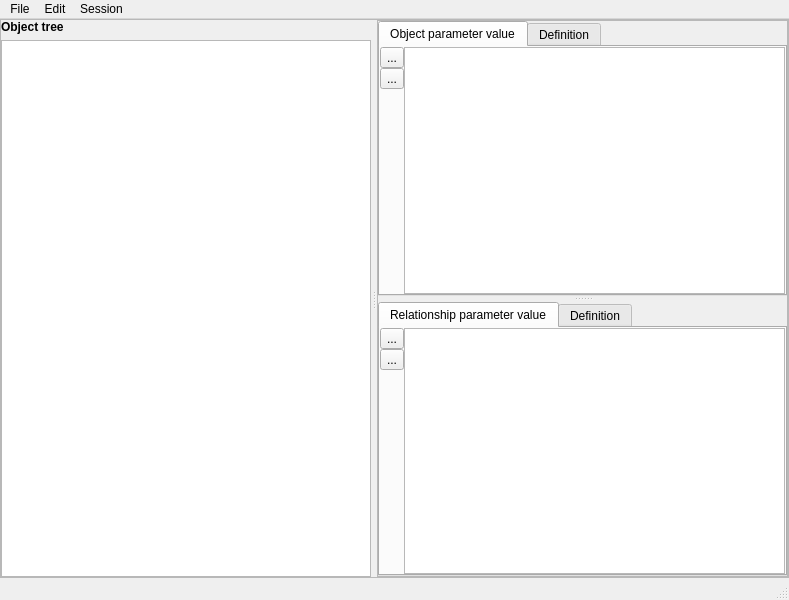
Qt form spinetoolbox/ui/tree_view_form.ui (spine-tools/Spine-Toolbox) before a commit.
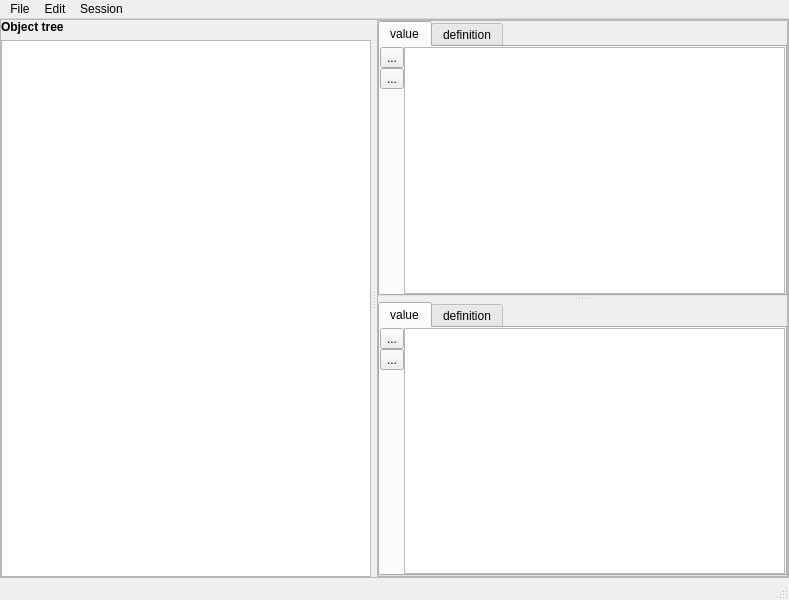
The same form after that commit. Icons and pictures are not drawn. Custom widgets are drawn as their Qt base class.

Commit message: Issue #46 updated: minor ui improvements, add action to hide parameter panes.

What changed in the file:
```diff
--- a/spinetoolbox/ui/tree_view_form.ui
+++ b/spinetoolbox/ui/tree_view_form.ui
@@ -151,7 +151,7 @@
               <normaloff>:/icons/object_parameter_icon.png</normaloff>:/icons/object_parameter_icon.png</iconset>
             </attribute>
             <attribute name="title">
-             <string>Object parameter value</string>
+             <string>value</string>
             </attribute>
             <layout class="QVBoxLayout" name="verticalLayout_4">
              <property name="spacing">
@@ -275,7 +275,7 @@
            </widget>
            <widget class="QWidget" name="tab_object_parameter">
             <attribute name="title">
-             <string>Definition</string>
+             <string>definition</string>
             </attribute>
             <layout class="QVBoxLayout" name="verticalLayout_6">
              <property name="spacing">
@@ -372,6 +372,9 @@
            </widget>
           </widget>
           <widget class="QTabWidget" name="tabWidget_relationship">
+           <property name="enabled">
+            <bool>true</bool>
+           </property>
            <property name="sizePolicy">
             <sizepolicy hsizetype="Expanding" vsizetype="Expanding">
              <horstretch>2</horstretch>
@@ -393,13 +396,16 @@
            <property name="currentIndex">
             <number>0</number>
            </property>
+           <property name="usesScrollButtons">
+            <bool>true</bool>
+           </property>
            <widget class="QWidget" name="tab_relationship_parameter_value">
             <attribute name="icon">
              <iconset resource="resources/resources_icons.qrc">
               <normaloff>:/icons/relationship_parameter_icon.png</normaloff>:/icons/relationship_parameter_icon.png</iconset>
             </attribute>
             <attribute name="title">
-             <string>Relationship parameter value</string>
+             <string>value</string>
             </attribute>
             <layout class="QVBoxLayout" name="verticalLayout_8">
              <property name="spacing">
@@ -496,7 +502,7 @@
            </widget>
            <widget class="QWidget" name="tab_relationship_parameter">
             <attribute name="title">
-             <string>Definition</string>
+             <string>definition</string>
             </attribute>
             <layout class="QVBoxLayout" name="verticalLayout_9">
              <property name="spacing">
```
Left out of the diff: 14 changed lines with no effect on the pictures. The commit also changes 8 other files.
